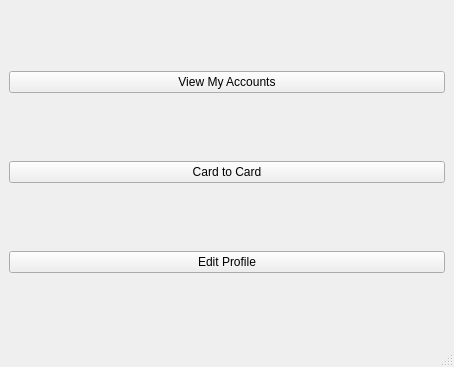
First picture: the form in borhani/userwindow.ui, repository mohamaadbrh/bank, before the edit.
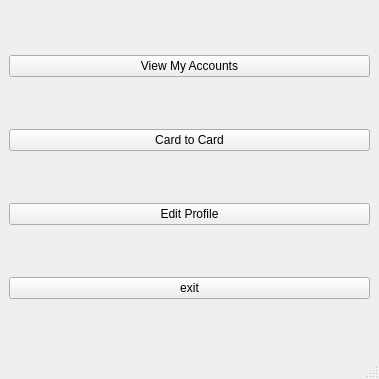
Second picture: the form after the edit.

Diff of the .ui file:
```diff
--- a/borhani/userwindow.ui
+++ b/borhani/userwindow.ui
@@ -6,8 +6,8 @@
    <rect>
     <x>0</x>
     <y>0</y>
-    <width>454</width>
-    <height>367</height>
+    <width>379</width>
+    <height>379</height>
    </rect>
   </property>
   <property name="windowTitle">
@@ -36,6 +36,13 @@
       </property>
      </widget>
     </item>
+    <item>
+     <widget class="QPushButton" name="btnExit">
+      <property name="text">
+       <string>exit</string>
+      </property>
+     </widget>
+    </item>
    </layout>
   </widget>
   <widget class="QMenuBar" name="menubar">
```
Left out of the diff: 2 changed lines with no effect on the pictures.
